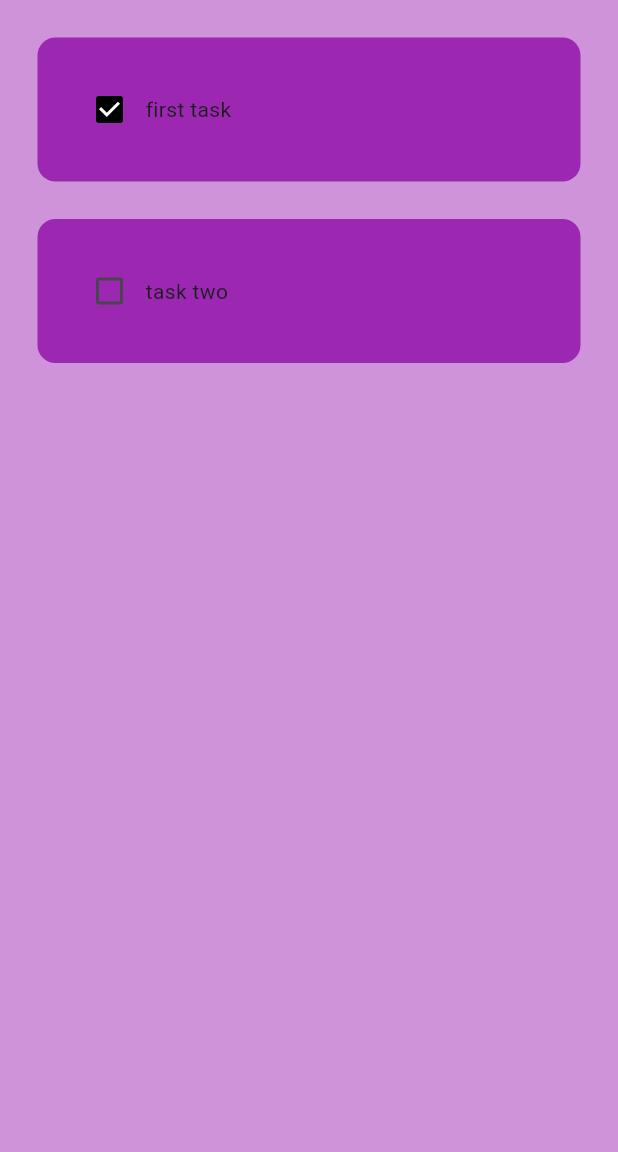
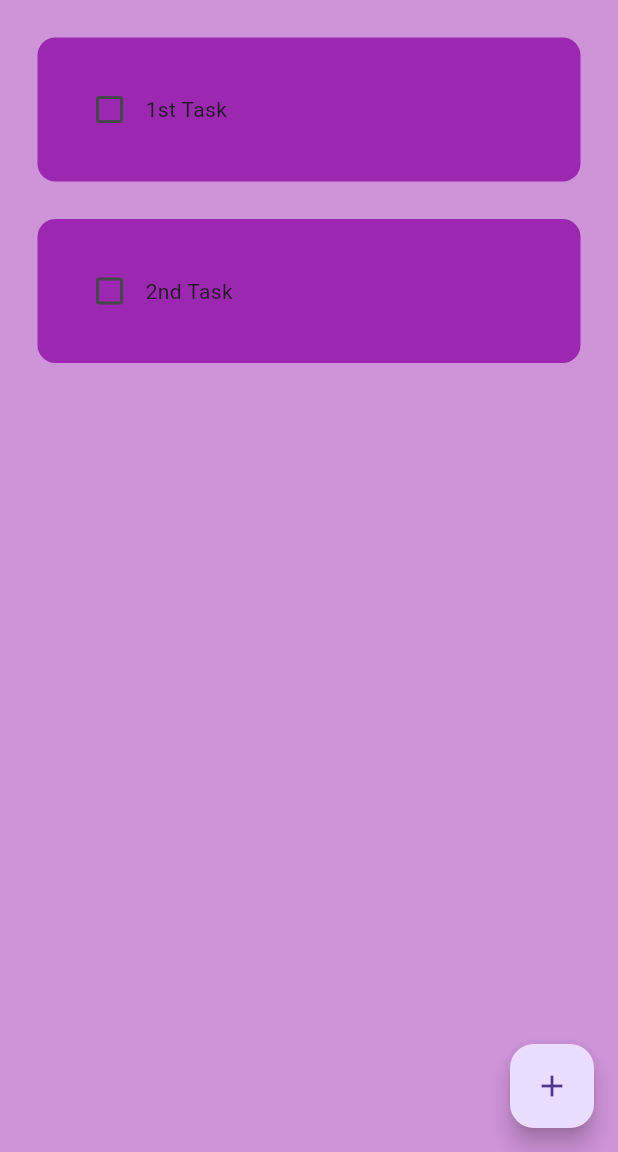
Before and after one commit to Seevakan1997/To_Do_App_Flutter, a Flutter app: the screen it shows after launch, on a phone screen of 412 x 824 dp, the part 84-1236 px from its top. Run offline on Flutter 3.47's test engine with Material 3 defaults, Android fonts, the phone set to English and light mode, and no system bars; drawn by our look-alikes of flutter_slidable; our stand-ins replace hive_flutter; accounts and stored records are empty.

Commit message:
db,CRUD completed app

```diff
--- a/lib/components/todo_tile.dart
+++ b/lib/components/todo_tile.dart
@@ -1,21 +1,37 @@
 import 'package:flutter/material.dart';
+import 'package:flutter_slidable/flutter_slidable.dart';
 
 class ToDoTile extends StatelessWidget {
   final String taskName;
   final bool taskCompleted;
 
   Function(bool?)? onChanged;
+  Function(BuildContext)? deleteFunction;
 
-  ToDoTile(
-      {super.key,
+  ToDoTile({
+    super.key,
     required this.taskName,
     required this.taskCompleted,
-      required this.onChanged});
+    required this.onChanged,
+    required this.deleteFunction,
+  });
 
   @override
   Widget build(BuildContext context) {
     return Padding(
       padding: const EdgeInsets.only(right: 25.0, left: 25.0, top: 25.0),
+      child: Slidable(
+        endActionPane: ActionPane(
+          motion: StretchMotion(),
+          children: [
+            SlidableAction(
+              onPressed: deleteFunction,
+              icon: Icons.delete,
+              backgroundColor: Colors.red.shade400,
+              borderRadius: BorderRadius.circular(12),
+            )
+          ],
+        ),
         child: Container(
           padding: EdgeInsets.all(24),
           child: Row(
@@ -25,12 +41,19 @@ class ToDoTile extends StatelessWidget {
                 onChanged: onChanged,
                 activeColor: Colors.black,
               ),
-            Text(taskName),
+              Text(
+                taskName,
+                style: TextStyle(
+                    decoration: taskCompleted
+                        ? TextDecoration.lineThrough
+                        : TextDecoration.none),
+              ),
             ],
           ),
           decoration: BoxDecoration(
               color: Colors.purple, borderRadius: BorderRadius.circular(12)),
         ),
+      ),
     );
   }
 }
--- /dev/null
+++ b/lib/data/database.dart
@@ -0,0 +1,26 @@
+import 'package:hive_flutter/hive_flutter.dart';
+
+class ToDoDataBase {
+  List toDoList = [];
+
+  // reference the box
+  final _myBox = Hive.box('mybox');
+
+  //open app first time
+  void createInitialData() {
+    toDoList = [
+      ["1st Task", false],
+      ["2nd Task", false]
+    ];
+  }
+
+  // load the data from database
+  void loadData() {
+    toDoList = _myBox.get("TODOLIST");
+  }
+
+  // update database
+  void updateDatabase() {
+    _myBox.put("TODOLIST", toDoList);
+  }
+}
--- a/lib/pages/homepage.dart
+++ b/lib/pages/homepage.dart
@@ -1,5 +1,8 @@
 import 'package:flutter/material.dart';
+import 'package:hive_flutter/hive_flutter.dart';
+import 'package:to_do_app/components/dialog_box.dart';
 import 'package:to_do_app/components/todo_tile.dart';
+import 'package:to_do_app/data/database.dart';
 
 class HomePage extends StatefulWidget {
   const HomePage({super.key});
@@ -9,15 +12,62 @@ class HomePage extends StatefulWidget {
 }
 
 class _HomePageState extends State<HomePage> {
-  List toDoList = [
-    ['first task', true],
-    ['task two', false]
-  ];
+  //refernce the hive
+  final _myBox = Hive.box('mybox');
+  ToDoDataBase db = ToDoDataBase();
+
+  @override
+  void initState() {
+    //first time open app
+    if (_myBox.get("TODOLIST") == null) {
+      db.createInitialData();
+    } else {
+      //already data exist
+      db.loadData();
+    }
+    super.initState();
+  }
+
+  // text controller
+  final _controller = TextEditingController();
 
   void checkBoxChanged(bool? value, int index) {
     setState(() {
-      toDoList[index][1] = !toDoList[index][1];
+      db.toDoList[index][1] = !db.toDoList[index][1];
     });
+    db.updateDatabase();
+  }
+
+  // SAVE NEW TASK
+  void saveNewTask() {
+    setState(() {
+      db.toDoList.add([_controller.text, false]);
+      _controller.clear();
+    });
+    Navigator.of(context).pop();
+    db.updateDatabase();
+  }
+
+  // create new task
+  void createNewTask() {
+    showDialog(
+      context: context,
+      builder: (context) {
+        return DialogBox(
+          controller: _controller,
+          onSave: saveNewTask,
+          onCancel: () => Navigator.of(context).pop(),
+        );
+      },
+    );
+  }
+
+  // delete task
+  void deleteTask(int index) {
+    setState(() {
+      db.toDoList.removeAt(index);
+    });
+    db.updateDatabase();
   }
 
   @override
@@ -28,13 +78,18 @@ class _HomePageState extends State<HomePage> {
         title: Center(child: Text("To Do")),
         elevation: 0,
       ),
+      floatingActionButton: FloatingActionButton(
+        onPressed: createNewTask,
+        child: Icon(Icons.add),
+      ),
       body: ListView.builder(
-        itemCount: toDoList.length,
+        itemCount: db.toDoList.length,
         itemBuilder: (context, index) {
           return ToDoTile(
-            taskName: toDoList[index][0],
-            taskCompleted: toDoList[index][1],
+            taskName: db.toDoList[index][0],
+            taskCompleted: db.toDoList[index][1],
             onChanged: (value) => checkBoxChanged(value, index),
+            deleteFunction: (context) => deleteTask(index),
           );
         },
       ),
```
Also changed, not shown: lib/components/dialog_box.dart (added, +40 -0 lines), lib/components/my_button.dart (added, +17 -0 lines), lib/main.dart (+9 -1 lines), pubspec.yaml (+7 -4 lines), pubspec.lock, 1 other file. Lines whose indentation alone changed are shown as unchanged.
